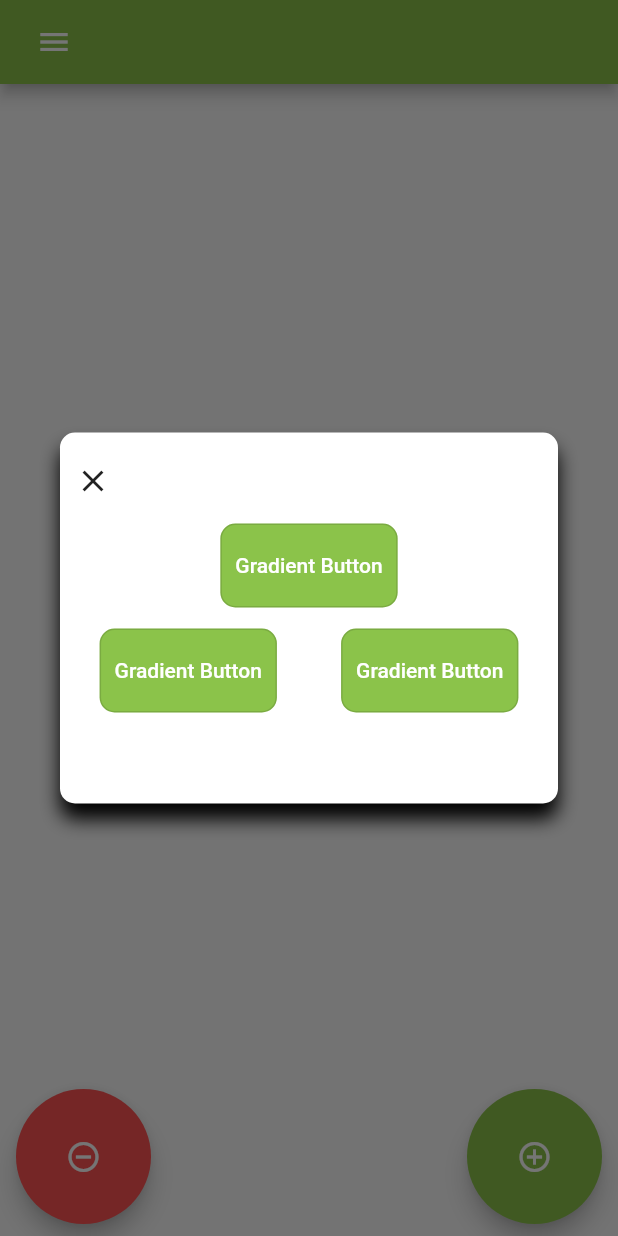
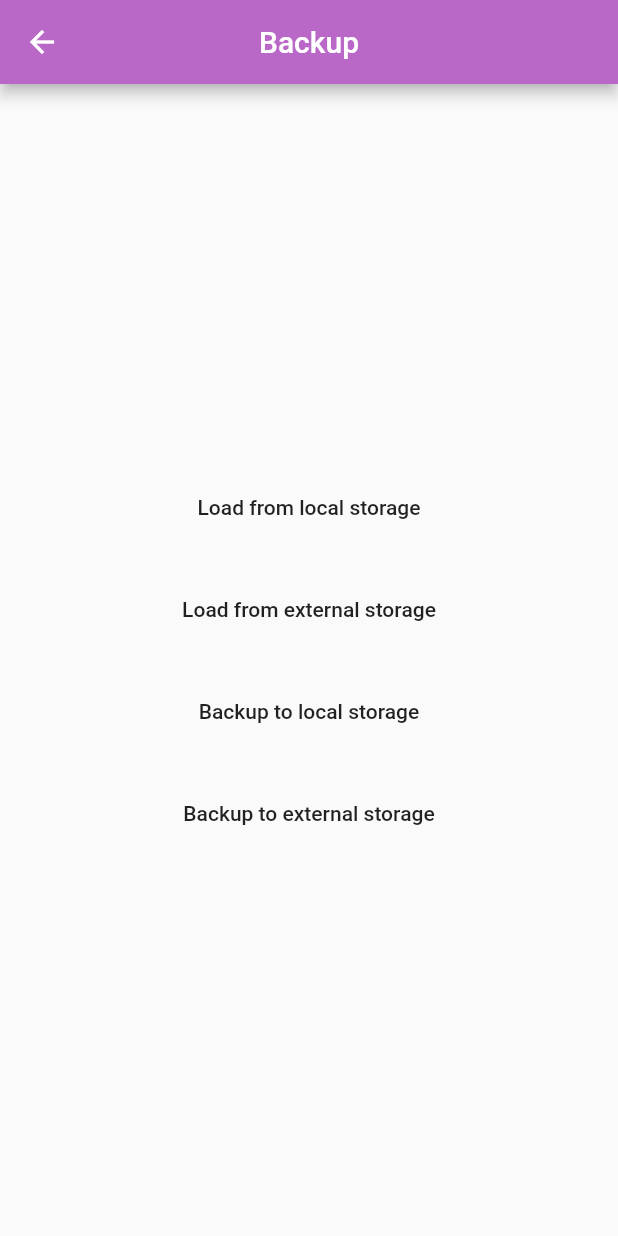
Before and after one commit to goodiny777/Karma-Flutter, a Flutter app: the screen it shows after launch, after a tap on the "menu" icon, after a tap on "Backup", on a phone screen of 412 x 824 dp. Run offline on Flutter 3.47's test engine with Material 2 defaults, Android fonts, the phone set to English and light mode, and no system bars; our stand-ins replace animated_splash_screen, flutter_local_notifications, fluttertoast, pie_chart, sqflite, timezone; accounts and stored records are empty.

Commit message:
Backup dialog replaced with backup page contact_page.dart fields centered

```diff
--- /dev/null
+++ b/karma/karma/lib/screens/backup_page.dart
@@ -0,0 +1,66 @@
+import 'package:flutter/material.dart';
+import 'package:flutter/widgets.dart';
+
+// ignore: must_be_immutable
+class BackupWidget extends StatefulWidget {
+  var _padding = 10.0;
+
+  BackupWidget({Key? key}) : super(key: key);
+
+  @override
+  _BackupState createState() => _BackupState();
+}
+
+class _BackupState extends State<BackupWidget> {
+  @override
+  Widget build(BuildContext context) {
+    return Scaffold(
+      appBar: AppBar(
+          centerTitle: true,
+          backgroundColor: Colors.purple.shade300,
+          leading: GestureDetector(
+              child: Icon(
+                Icons.arrow_back,
+                color: Colors.white,
+              ),
+              onTap: () => {Navigator.pop(context)}),
+          title: Text(
+            'Backup',
+            style: TextStyle(color: Colors.white),
+            textAlign: TextAlign.center,
+          )),
+      body: Center(
+        child: Column(
+          mainAxisAlignment: MainAxisAlignment.center,
+          children: <Widget>[
+            MaterialButton(
+              onPressed: () {},
+              child: Text("Load from local storage"),
+            ),
+            SizedBox(
+              height: 20,
+            ),
+            MaterialButton(
+              onPressed: () {},
+              child: Text("Load from external storage"),
+            ),
+            SizedBox(
+              height: 20,
+            ),
+            MaterialButton(
+              onPressed: () {},
+              child: Text("Backup to local storage"),
+            ),
+            SizedBox(
+              height: 20,
+            ),
+            MaterialButton(
+              onPressed: () {},
+              child: Text("Backup to external storage"),
+            ),
+          ],
+        ),
+      ),
+    );
+  }
+}
--- a/karma/karma/lib/screens/contact_page.dart
+++ b/karma/karma/lib/screens/contact_page.dart
@@ -1,6 +1,7 @@
 import 'package:flutter/material.dart';
 import 'package:flutter/widgets.dart';
 
+// ignore: must_be_immutable
 class ContactWidget extends StatefulWidget {
   var _padding = 10.0;
 
@@ -30,6 +31,7 @@ class _ContactState extends State<ContactWidget> {
           )),
       body: Center(
         child: Column(
+          mainAxisAlignment: MainAxisAlignment.center,
           children: <Widget>[
             TextField(
               textAlign: TextAlign.center,
--- a/karma/karma/lib/screens/home_page.dart
+++ b/karma/karma/lib/screens/home_page.dart
@@ -182,7 +182,7 @@ class _MyHomePageState extends State<MyHomePage> {
           padding: const EdgeInsets.all(8.0),
           child: Row(
             mainAxisAlignment: MainAxisAlignment.spaceAround,
-            children: <Widget>[badFab(), SizedBox(width: 200), goodFab()],
+            children: <Widget>[badFab(), SizedBox(width: 100), goodFab()],
           ),
         ));
   }
--- a/karma/karma/lib/widgets/drawer.dart
+++ b/karma/karma/lib/widgets/drawer.dart
@@ -2,10 +2,9 @@ import 'package:flutter/cupertino.dart';
 import 'package:flutter/material.dart';
 import 'package:karma/screens/about_page.dart';
 import 'package:karma/screens/alarms_page.dart';
+import 'package:karma/screens/backup_page.dart';
 import 'package:karma/screens/contact_page.dart';
 import 'package:karma/screens/statistics_page.dart';
-
-import '../dialogs/backup_dialog.dart';
 
 Widget getDrawer(BuildContext context) {
   return Drawer(
@@ -72,12 +71,8 @@ Widget getDrawer(BuildContext context) {
           title: Text("Backup"),
           onTap: () {
             Navigator.pop(context);
-            showDialog(
-                context: context,
-                barrierDismissible: false,
-                builder: (BuildContext context) {
-                  return BackupDialog();
-                });
+            Navigator.of(context)
+                .push(MaterialPageRoute(builder: (context) => BackupWidget()));
           },
         ),
         ListTile(
```
Also changed, not shown: karma/karma/pubspec.lock.
